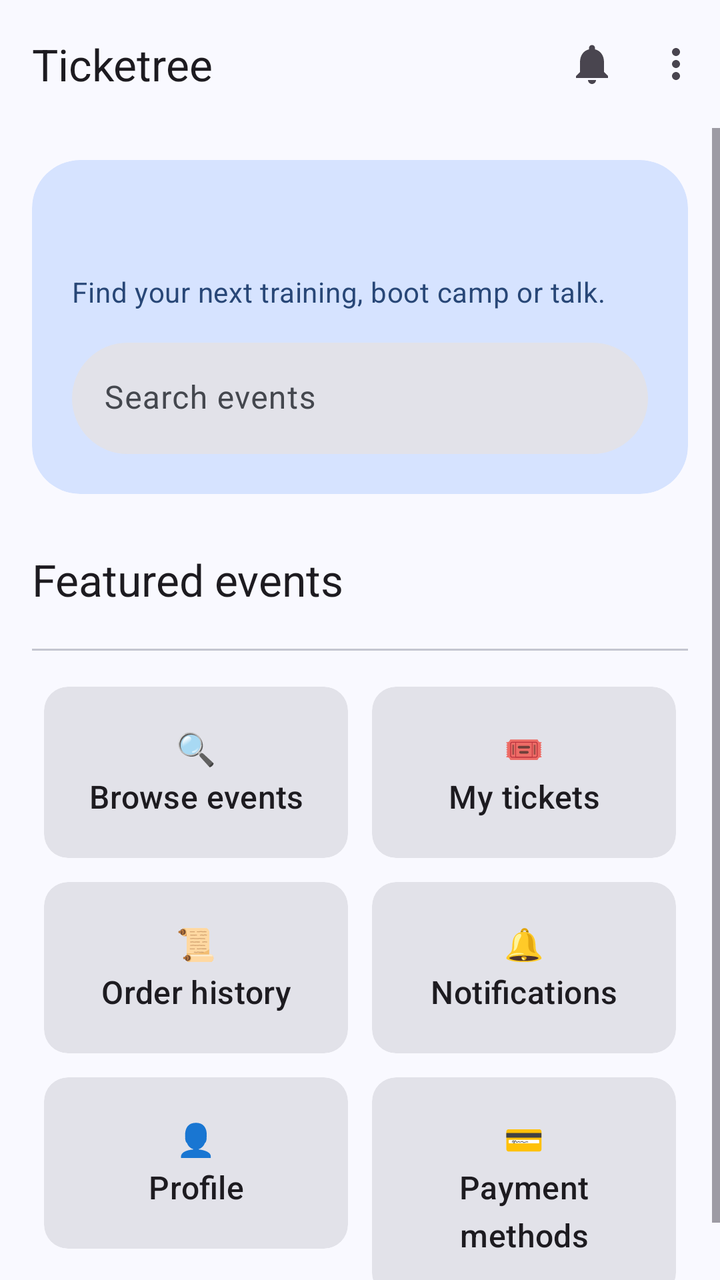
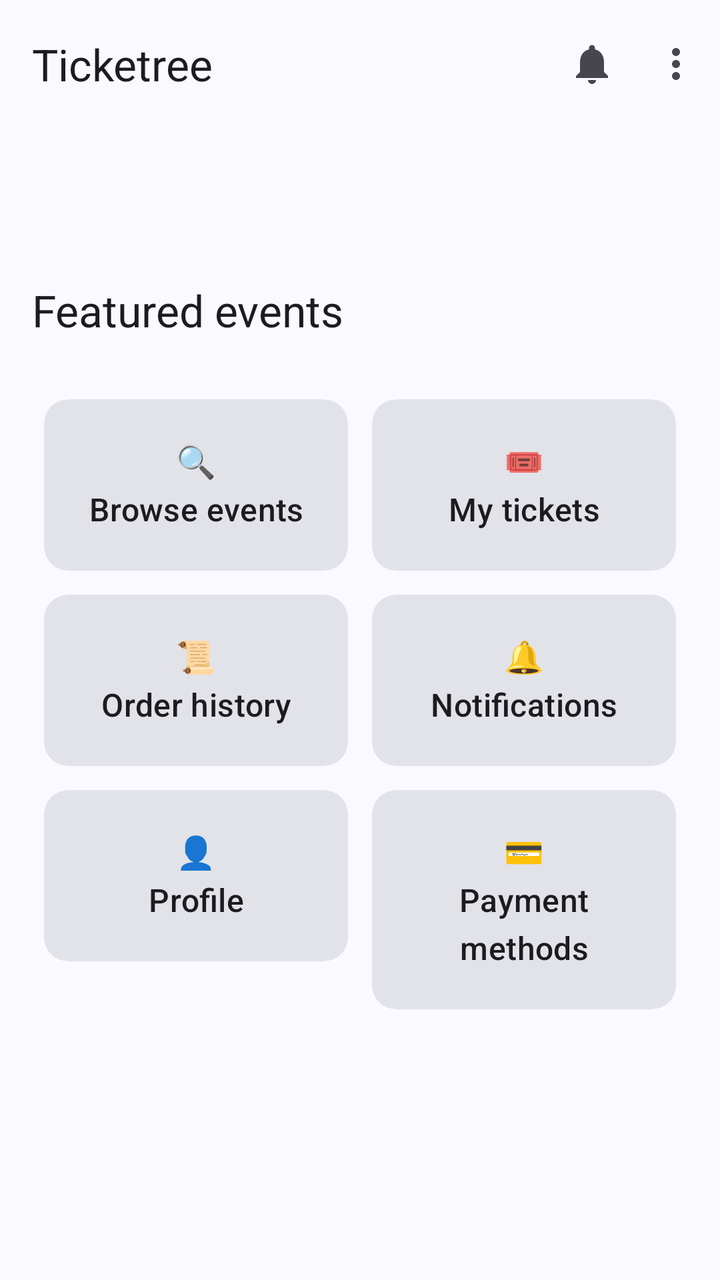

Before-and-after screenshots of an Android layout around one commit, followed by the original layout XML and the change that was made.
<!-- AndroidManifest.xml: application theme Theme.Ticketree -->
<!-- res/layout/activity_home.xml -->
<?xml version="1.0" encoding="utf-8"?>
<LinearLayout xmlns:android="http://schemas.android.com/apk/res/android"
    xmlns:app="http://schemas.android.com/apk/res-auto"
    android:layout_width="match_parent"
    android:layout_height="match_parent"
    android:fitsSystemWindows="true"
    android:orientation="vertical">

    <com.google.android.material.appbar.MaterialToolbar
        android:id="@+id/toolbar"
        android:layout_width="match_parent"
        android:layout_height="?attr/actionBarSize"
        app:menu="@menu/menu_home"
        app:title="Ticketree" />

    <ScrollView
        android:layout_width="match_parent"
        android:layout_height="0dp"
        android:layout_weight="1">

        <LinearLayout
            android:layout_width="match_parent"
            android:layout_height="wrap_content"
            android:orientation="vertical"
            android:padding="16dp">

            <com.google.android.material.card.MaterialCardView
                style="@style/Widget.Material3.CardView.Filled"
                android:layout_width="match_parent"
                android:layout_height="wrap_content"
                app:cardBackgroundColor="?attr/colorPrimaryContainer"
                app:cardCornerRadius="24dp">

                <LinearLayout
                    android:layout_width="match_parent"
                    android:layout_height="wrap_content"
                    android:orientation="vertical"
                    android:padding="20dp">

                    <com.google.android.material.textview.MaterialTextView
                        android:id="@+id/tvWelcome"
                        android:layout_width="match_parent"
                        android:layout_height="wrap_content"
                        android:textAppearance="?attr/textAppearanceHeadlineSmall"
                        android:textColor="?attr/colorOnPrimaryContainer" />

                    <com.google.android.material.textview.MaterialTextView
                        android:layout_width="match_parent"
                        android:layout_height="wrap_content"
                        android:layout_marginTop="4dp"
                        android:text="Find your next training, boot camp or talk."
                        android:textAppearance="?attr/textAppearanceBodyMedium"
                        android:textColor="?attr/colorOnPrimaryContainer" />

                    <com.google.android.material.textfield.TextInputLayout
                        style="@style/Widget.Material3.TextInputLayout.FilledBox"
                        android:layout_width="match_parent"
                        android:layout_height="wrap_content"
                        android:layout_marginTop="16dp"
                        android:hint="Search events"
                        app:boxCornerRadiusBottomEnd="28dp"
                        app:boxCornerRadiusBottomStart="28dp"
                        app:boxCornerRadiusTopEnd="28dp"
                        app:boxCornerRadiusTopStart="28dp"
                        app:boxStrokeWidth="0dp"
                        app:boxStrokeWidthFocused="0dp">

                        <com.google.android.material.textfield.TextInputEditText
                            android:id="@+id/etHomeSearch"
                            android:layout_width="match_parent"
                            android:layout_height="wrap_content"
                            android:cursorVisible="false"
                            android:focusable="false"
                            android:inputType="none" />
                    </com.google.android.material.textfield.TextInputLayout>
                </LinearLayout>
            </com.google.android.material.card.MaterialCardView>

            <HorizontalScrollView
                android:layout_width="match_parent"
                android:layout_height="wrap_content"
                android:layout_marginTop="12dp"
                android:scrollbars="none">

                <com.google.android.material.chip.ChipGroup
                    android:id="@+id/chipCategories"
                    android:layout_width="wrap_content"
                    android:layout_height="wrap_content"
                    app:singleLine="true" />
            </HorizontalScrollView>

            <com.google.android.material.textview.MaterialTextView
                android:layout_width="match_parent"
                android:layout_height="wrap_content"
                android:layout_marginTop="16dp"
                android:text="Featured events"
                android:textAppearance="?attr/textAppearanceTitleLarge" />

            <androidx.recyclerview.widget.RecyclerView
                android:id="@+id/rvFeatured"
                android:layout_width="match_parent"
                android:layout_height="wrap_content"
                android:layout_marginTop="8dp"
                android:nestedScrollingEnabled="false" />

            <com.google.android.material.divider.MaterialDivider
                android:layout_width="match_parent"
                android:layout_height="wrap_content"
                android:layout_marginVertical="12dp" />

            <GridLayout
                android:layout_width="match_parent"
                android:layout_height="wrap_content"
                android:columnCount="2">

                <com.google.android.material.card.MaterialCardView
                    android:id="@+id/cardBrowse"
                    style="@style/Widget.Material3.CardView.Filled"
                    android:layout_width="0dp"
                    android:layout_height="wrap_content"
                    android:layout_columnWeight="1"
                    android:layout_margin="6dp"
                    android:clickable="true"
                    android:focusable="true">

                    <com.google.android.material.textview.MaterialTextView
                        android:layout_width="match_parent"
                        android:layout_height="wrap_content"
                        android:gravity="center"
                        android:padding="20dp"
                        android:text="🔍\nBrowse events"
                        android:textAppearance="?attr/textAppearanceTitleMedium" />
                </com.google.android.material.card.MaterialCardView>

                <com.google.android.material.card.MaterialCardView
                    android:id="@+id/cardTickets"
                    style="@style/Widget.Material3.CardView.Filled"
                    android:layout_width="0dp"
                    android:layout_height="wrap_content"
                    android:layout_columnWeight="1"
                    android:layout_margin="6dp"
                    android:clickable="true"
                    android:focusable="true">

                    <com.google.android.material.textview.MaterialTextView
                        android:layout_width="match_parent"
                        android:layout_height="wrap_content"
                        android:gravity="center"
                        android:padding="20dp"
                        android:text="🎟\nMy tickets"
                        android:textAppearance="?attr/textAppearanceTitleMedium" />
                </com.google.android.material.card.MaterialCardView>

                <com.google.android.material.card.MaterialCardView
                    android:id="@+id/cardHistory"
                    style="@style/Widget.Material3.CardView.Filled"
                    android:layout_width="0dp"
                    android:layout_height="wrap_content"
                    android:layout_columnWeight="1"
                    android:layout_margin="6dp"
                    android:clickable="true"
                    android:focusable="true">

                    <com.google.android.material.textview.MaterialTextView
                        android:layout_width="match_parent"
                        android:layout_height="wrap_content"
                        android:gravity="center"
                        android:padding="20dp"
                        android:text="📜\nOrder history"
                        android:textAppearance="?attr/textAppearanceTitleMedium" />
                </com.google.android.material.card.MaterialCardView>

                <com.google.android.material.card.MaterialCardView
                    android:id="@+id/cardNotifications"
                    style="@style/Widget.Material3.CardView.Filled"
                    android:layout_width="0dp"
                    android:layout_height="wrap_content"
                    android:layout_columnWeight="1"
                    android:layout_margin="6dp"
                    android:clickable="true"
                    android:focusable="true">

                    <com.google.android.material.textview.MaterialTextView
                        android:id="@+id/tvNotifLabel"
                        android:layout_width="match_parent"
                        android:layout_height="wrap_content"
                        android:gravity="center"
                        android:padding="20dp"
                        android:text="🔔\nNotifications"
                        android:textAppearance="?attr/textAppearanceTitleMedium" />
                </com.google.android.material.card.MaterialCardView>

                <com.google.android.material.card.MaterialCardView
                    android:id="@+id/cardProfile"
                    style="@style/Widget.Material3.CardView.Filled"
                    android:layout_width="0dp"
                    android:layout_height="wrap_content"
                    android:layout_columnWeight="1"
                    android:layout_margin="6dp"
                    android:clickable="true"
                    android:focusable="true">

                    <com.google.android.material.textview.MaterialTextView
                        android:layout_width="match_parent"
                        android:layout_height="wrap_content"
                        android:gravity="center"
                        android:padding="20dp"
                        android:text="👤\nProfile"
                        android:textAppearance="?attr/textAppearanceTitleMedium" />
                </com.google.android.material.card.MaterialCardView>

                <com.google.android.material.card.MaterialCardView
                    android:id="@+id/cardPayments"
                    style="@style/Widget.Material3.CardView.Filled"
                    android:layout_width="0dp"
                    android:layout_height="wrap_content"
                    android:layout_columnWeight="1"
                    android:layout_margin="6dp"
                    android:clickable="true"
                    android:focusable="true">

                    <com.google.android.material.textview.MaterialTextView
                        android:layout_width="match_parent"
                        android:layout_height="wrap_content"
                        android:gravity="center"
                        android:padding="20dp"
                        android:text="💳\nPayment methods"
                        android:textAppearance="?attr/textAppearanceTitleMedium" />
                </com.google.android.material.card.MaterialCardView>
            </GridLayout>
        </LinearLayout>
    </ScrollView>
</LinearLayout>
<!-- resources referenced by this layout -->
<resources>
  <style name="Theme.Ticketree" parent="AppTheme">
          <item name="android:windowSoftInputMode">adjustResize</item>
          <item name="android:windowAnimationStyle">@style/Animation.Ticketree</item>
      </style>
  <style name="Animation.Ticketree" parent="@android:style/Animation.Activity">
          <item name="android:activityOpenEnterAnimation">@anim/screen_open_enter</item>
          <item name="android:activityOpenExitAnimation">@anim/screen_open_exit</item>
          <item name="android:activityCloseEnterAnimation">@anim/screen_close_enter</item>
          <item name="android:activityCloseExitAnimation">@anim/screen_close_exit</item>
      </style>
  <color name="md_theme_primary">#415F91</color>
  <color name="md_theme_onPrimary">#FFFFFF</color>
  <color name="md_theme_primaryContainer">#D6E3FF</color>
  <color name="md_theme_onPrimaryContainer">#284777</color>
  <color name="md_theme_secondary">#565F71</color>
  <color name="md_theme_onSecondary">#FFFFFF</color>
  <color name="md_theme_secondaryContainer">#DAE2F9</color>
  <color name="md_theme_onSecondaryContainer">#3E4759</color>
  <color name="md_theme_tertiary">#705575</color>
  <color name="md_theme_onTertiary">#FFFFFF</color>
  <color name="md_theme_tertiaryContainer">#FAD8FD</color>
  <color name="md_theme_onTertiaryContainer">#573E5C</color>
  <color name="md_theme_error">#BA1A1A</color>
  <color name="md_theme_onError">#FFFFFF</color>
  <color name="md_theme_errorContainer">#FFDAD6</color>
  <color name="md_theme_onErrorContainer">#93000A</color>
  <color name="md_theme_background">#F9F9FF</color>
  <color name="md_theme_onBackground">#191C20</color>
  <color name="md_theme_surface">#F9F9FF</color>
  <color name="md_theme_onSurface">#191C20</color>
  <color name="md_theme_surfaceVariant">#E0E2EC</color>
  <color name="md_theme_onSurfaceVariant">#44474E</color>
  <color name="md_theme_outline">#74777F</color>
  <color name="md_theme_outlineVariant">#C4C6D0</color>
  <color name="md_theme_inverseSurface">#2E3036</color>
  <color name="md_theme_inverseOnSurface">#F0F0F7</color>
  <color name="md_theme_inversePrimary">#AAC7FF</color>
  <color name="md_theme_primaryFixed">#D6E3FF</color>
  <color name="md_theme_onPrimaryFixed">#001B3E</color>
  <color name="md_theme_primaryFixedDim">#AAC7FF</color>
  <color name="md_theme_onPrimaryFixedVariant">#284777</color>
  <color name="md_theme_secondaryFixed">#DAE2F9</color>
  <color name="md_theme_onSecondaryFixed">#131C2B</color>
  <color name="md_theme_secondaryFixedDim">#BEC6DC</color>
  <color name="md_theme_onSecondaryFixedVariant">#3E4759</color>
  <color name="md_theme_tertiaryFixed">#FAD8FD</color>
  <color name="md_theme_onTertiaryFixed">#28132E</color>
  <color name="md_theme_tertiaryFixedDim">#DDBCE0</color>
  <color name="md_theme_onTertiaryFixedVariant">#573E5C</color>
  <color name="md_theme_surfaceDim">#D9D9E0</color>
  <color name="md_theme_surfaceBright">#F9F9FF</color>
  <color name="md_theme_surfaceContainerLowest">#FFFFFF</color>
  <color name="md_theme_surfaceContainerLow">#F3F3FA</color>
  <color name="md_theme_surfaceContainer">#EDEDF4</color>
  <color name="md_theme_surfaceContainerHigh">#E7E8EE</color>
  <color name="md_theme_surfaceContainerHighest">#E2E2E9</color>
  <!-- unchanged entries left out for length: 1 -->
</resources>

<!-- the commit's change to res/layout/activity_home.xml (unified diff, before → after) -->
@@ -24,57 +24,11 @@
             android:orientation="vertical"
             android:padding="16dp">
 
-            <com.google.android.material.card.MaterialCardView
-                style="@style/Widget.Material3.CardView.Filled"
+            <com.google.android.material.textview.MaterialTextView
+                android:id="@+id/tvWelcome"
                 android:layout_width="match_parent"
                 android:layout_height="wrap_content"
-                app:cardBackgroundColor="?attr/colorPrimaryContainer"
-                app:cardCornerRadius="24dp">
-
-                <LinearLayout
-                    android:layout_width="match_parent"
-                    android:layout_height="wrap_content"
-                    android:orientation="vertical"
-                    android:padding="20dp">
-
-                    <com.google.android.material.textview.MaterialTextView
-                        android:id="@+id/tvWelcome"
-                        android:layout_width="match_parent"
-                        android:layout_height="wrap_content"
-                        android:textAppearance="?attr/textAppearanceHeadlineSmall"
-                        android:textColor="?attr/colorOnPrimaryContainer" />
-
-                    <com.google.android.material.textview.MaterialTextView
-                        android:layout_width="match_parent"
-                        android:layout_height="wrap_content"
-                        android:layout_marginTop="4dp"
-                        android:text="Find your next training, boot camp or talk."
-                        android:textAppearance="?attr/textAppearanceBodyMedium"
-                        android:textColor="?attr/colorOnPrimaryContainer" />
-
-                    <com.google.android.material.textfield.TextInputLayout
-                        style="@style/Widget.Material3.TextInputLayout.FilledBox"
-                        android:layout_width="match_parent"
-                        android:layout_height="wrap_content"
-                        android:layout_marginTop="16dp"
-                        android:hint="Search events"
-                        app:boxCornerRadiusBottomEnd="28dp"
-                        app:boxCornerRadiusBottomStart="28dp"
-                        app:boxCornerRadiusTopEnd="28dp"
-                        app:boxCornerRadiusTopStart="28dp"
-                        app:boxStrokeWidth="0dp"
-                        app:boxStrokeWidthFocused="0dp">
-
-                        <com.google.android.material.textfield.TextInputEditText
-                            android:id="@+id/etHomeSearch"
-                            android:layout_width="match_parent"
-                            android:layout_height="wrap_content"
-                            android:cursorVisible="false"
-                            android:focusable="false"
-                            android:inputType="none" />
-                    </com.google.android.material.textfield.TextInputLayout>
-                </LinearLayout>
-            </com.google.android.material.card.MaterialCardView>
+                android:textAppearance="?attr/textAppearanceHeadlineSmall" />
 
             <HorizontalScrollView
                 android:layout_width="match_parent"
@@ -103,14 +57,10 @@
                 android:layout_marginTop="8dp"
                 android:nestedScrollingEnabled="false" />
 
-            <com.google.android.material.divider.MaterialDivider
-                android:layout_width="match_parent"
-                android:layout_height="wrap_content"
-                android:layout_marginVertical="12dp" />
-
             <GridLayout
                 android:layout_width="match_parent"
                 android:layout_height="wrap_content"
+                android:layout_marginTop="16dp"
                 android:columnCount="2">
 
                 <com.google.android.material.card.MaterialCardView
